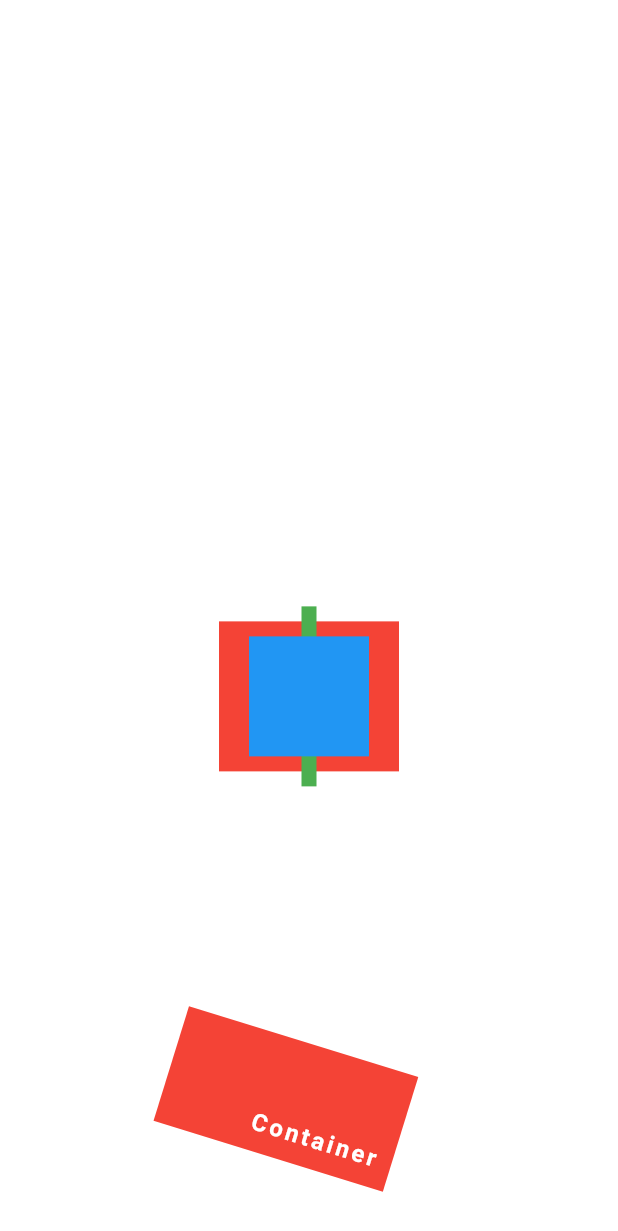
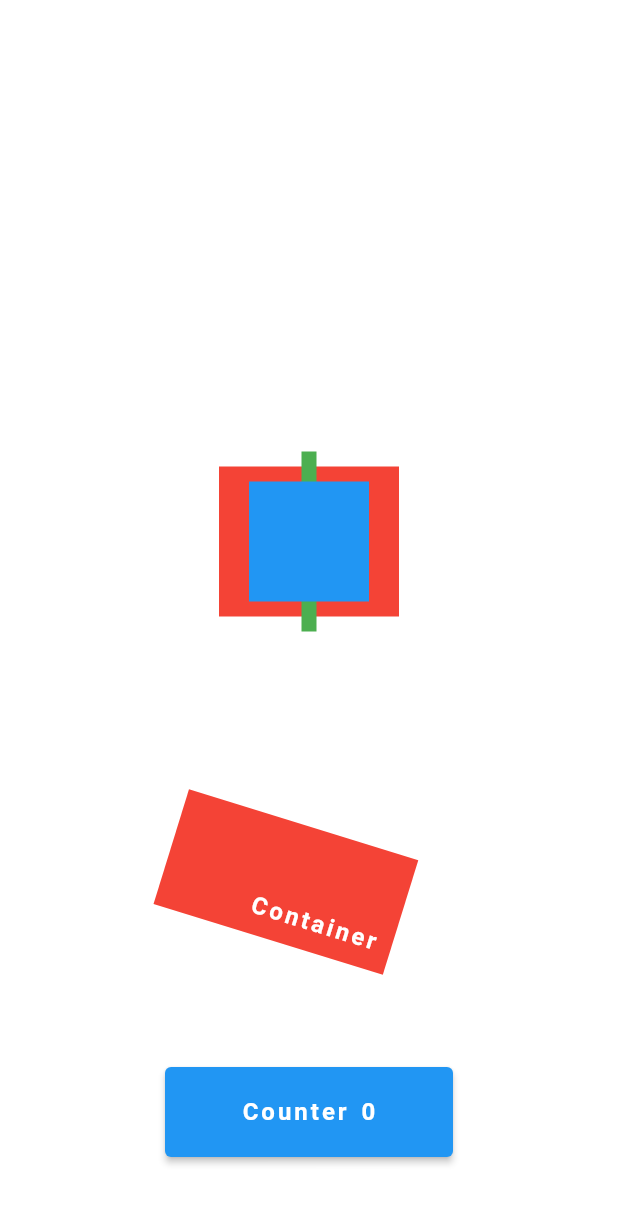
Before and after one commit to daichi-iwamoto/flutter_demo, a Flutter app: the screen it shows after launch, on a phone screen of 412 x 824 dp. Shown: the top 1231 px of the screen. Run offline on Flutter 3.47's test engine with Material 2 defaults, Android fonts, the phone set to English and light mode, and no system bars.

Commit message:
feat: add stateful widget

```diff
--- a/lib/main.dart
+++ b/lib/main.dart
@@ -16,6 +16,7 @@ class DemoApp extends StatelessWidget {
         RowExample(),
         StackExample(),
         ContainerExample(),
+        Counter(),
       ],
     );
   }
@@ -112,6 +113,45 @@ class ContainerExample extends StatelessWidget {
   }
 }
 
+// Stateful Widget Example
+// 状態を持つ Widget
+// 状態を変更する為には StatefulWidget を継承したクラスと State を継承したクラスの2つが必要
+class Counter extends StatefulWidget {
+  const Counter({super.key});
+
+  @override
+  State<Counter> createState() => _GestureDetectorExample();
+}
+
+// State を継承するクラス
+class _GestureDetectorExample extends State<Counter> {
+  int count = 0;
+
+  void increment() {
+    setState(() {
+      count++;
+    });
+  }
+
+  @override
+  Widget build(BuildContext context) {
+    return Row(
+      mainAxisAlignment: MainAxisAlignment.spaceAround,
+      children: <Widget>[
+        ElevatedButton(
+          onPressed: increment,
+          child: Container(
+            width: 160,
+            height: 60,
+            alignment: AlignmentDirectional.center,
+            child: TextExample('Counter $count'),
+          ),
+        ),
+      ],
+    );
+  }
+}
+
 void main() {
   runApp(
     const MaterialApp(
```
